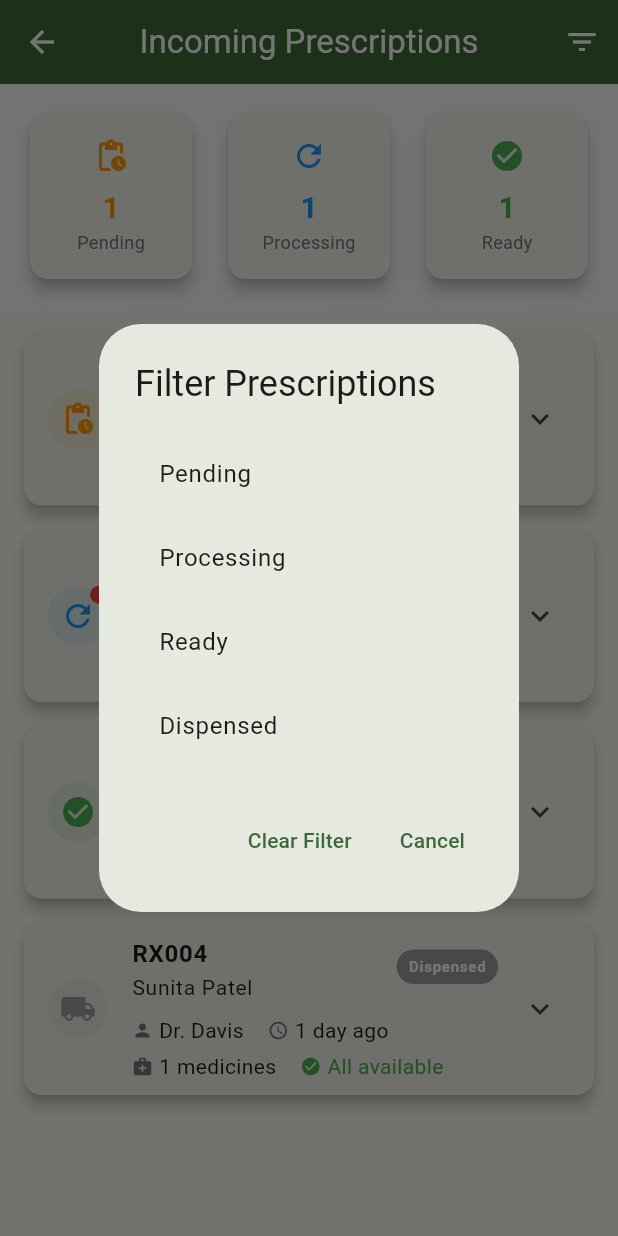
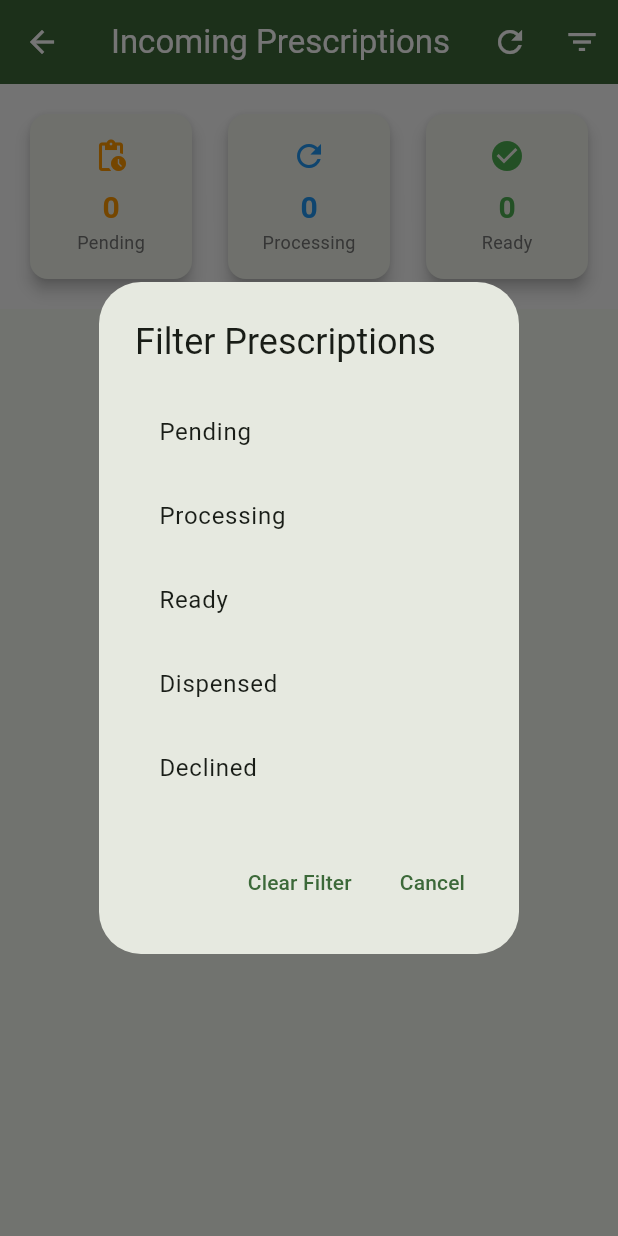
Before and after one commit to yousuf3825/health_companion_pro, a Flutter app: the IncomingPrescriptionsScreen screen opened by its route, after a tap on the "filter list" icon, on a phone screen of 412 x 824 dp. Run offline on Flutter 3.47's test engine with Material 3 defaults, Android fonts, the light colour scheme and no system bars; our stand-ins replace cloud_firestore, firebase_auth, firebase_core, firebase_messaging, firebase_storage, shared_preferences; accounts and stored records are empty.

Commit message:
added dynamic prescription oncoming

```diff
--- a/lib/screens/pharmacy/incoming_prescriptions_screen.dart
+++ b/lib/screens/pharmacy/incoming_prescriptions_screen.dart
@@ -1,4 +1,6 @@
 import 'package:flutter/material.dart';
+import 'package:firebase_auth/firebase_auth.dart';
+import 'package:cloud_firestore/cloud_firestore.dart';
 
 class IncomingPrescriptionsScreen extends StatefulWidget {
   const IncomingPrescriptionsScreen({super.key});
@@ -10,103 +12,133 @@ class IncomingPrescriptionsScreen extends StatefulWidget {
 
 class _IncomingPrescriptionsScreenState
     extends State<IncomingPrescriptionsScreen> {
-  final List<PrescriptionOrder> _prescriptions = [
-    PrescriptionOrder(
-      id: 'RX001',
-      patientName: 'Rajesh Kumar',
-      doctorName: 'Dr. Smith',
-      prescribedDate: DateTime.now().subtract(const Duration(hours: 2)),
-      medicines: [
-        PrescribedMedicine(
-          name: 'Paracetamol 500mg',
-          dosage: '1-1-1',
-          duration: '5 days',
-          available: true,
+  List<PrescriptionOrder> _prescriptions = [];
+  bool _loading = true;
+  String? _error;
+
+  @override
+  void initState() {
+    super.initState();
+    print('💊 Incoming Prescriptions: Screen initialized');
+    _fetchPrescriptions();
+  }
+
+  Future<void> _fetchPrescriptions() async {
+    print('📥 Starting to fetch prescriptions from Firebase...');
+    setState(() {
+      _loading = true;
+      _error = null;
+    });
+
+    try {
+      final user = FirebaseAuth.instance.currentUser;
+      if (user == null) {
+        throw Exception('No user signed in');
+      }
+
+      final pharmacyId = user.uid;
+      print('🏪 Pharmacy ID: $pharmacyId');
+
+      // Fetch orders from /pharmacies/{pharmacyId}/orders
+      final querySnapshot = await FirebaseFirestore.instance
+          .collection('pharmacies')
+          .doc(pharmacyId)
+          .collection('orders')
+          .orderBy('createdAt', descending: true)
+          .get();
+
+      print('📋 Found ${querySnapshot.docs.length} orders');
+
+      final List<PrescriptionOrder> fetchedPrescriptions = [];
+
+      for (var doc in querySnapshot.docs) {
+        try {
+          final data = doc.data();
+          print('📄 Processing order: ${doc.id}');
+
+          final prescriptionOrder = PrescriptionOrder.fromFirestore(
+            doc.id,
+            data,
+          );
+
+          fetchedPrescriptions.add(prescriptionOrder);
+          print(
+            '✅ Added prescription: ${prescriptionOrder.orderId} for ${prescriptionOrder.patientName}',
+          );
+        } catch (e) {
+          print('⚠️ Error processing document ${doc.id}: $e');
+        }
+      }
+
+      setState(() {
+        _prescriptions = fetchedPrescriptions;
+        _loading = false;
+      });
+
+      print(
+        '✅ Successfully loaded ${fetchedPrescriptions.length} prescriptions',
+      );
+    } catch (e) {
+      print('❌ Error fetching prescriptions: $e');
+      setState(() {
+        _error = e.toString();
+        _loading = false;
+      });
+    }
+  }
+
+  Future<void> _updatePrescriptionStatus(String orderId, String status) async {
+    try {
+      final user = FirebaseAuth.instance.currentUser;
+      if (user == null) return;
+
+      print('📝 Updating prescription $orderId to status: $status');
+
+      await FirebaseFirestore.instance
+          .collection('pharmacies')
+          .doc(user.uid)
+          .collection('orders')
+          .doc(orderId)
+          .update({
+            'status': status,
+            'updatedAt': FieldValue.serverTimestamp(),
+            if (status == 'accepted')
+              'acceptedAt': FieldValue.serverTimestamp(),
+            if (status == 'declined')
+              'declinedAt': FieldValue.serverTimestamp(),
+          });
+
+      print('✅ Status updated successfully');
+
+      // Refresh the prescriptions list
+      await _fetchPrescriptions();
+
+      if (!mounted) return;
+      ScaffoldMessenger.of(context).showSnackBar(
+        SnackBar(
+          content: Text(
+            'Prescription ${status == 'accepted' ? 'accepted' : 'declined'} successfully',
           ),
-        PrescribedMedicine(
-          name: 'Amoxicillin 250mg',
-          dosage: '1-0-1',
-          duration: '7 days',
-          available: true,
+          backgroundColor: status == 'accepted' ? Colors.green : Colors.orange,
         ),
-      ],
-      status: PrescriptionStatus.pending,
-      priority: PrescriptionPriority.normal,
+      );
+    } catch (e) {
+      print('❌ Error updating status: $e');
+      if (!mounted) return;
+      ScaffoldMessenger.of(context).showSnackBar(
+        SnackBar(
+          content: Text('Error updating prescription: $e'),
+          backgroundColor: Colors.red,
         ),
-    PrescriptionOrder(
-      id: 'RX002',
-      patientName: 'Priya Sharma',
-      doctorName: 'Dr. Johnson',
-      prescribedDate: DateTime.now().subtract(const Duration(hours: 4)),
-      medicines: [
-        PrescribedMedicine(
-          name: 'Ibuprofen 400mg',
-          dosage: '1-0-1',
-          duration: '3 days',
-          available: false,
-        ),
-        PrescribedMedicine(
-          name: 'Cough Syrup',
-          dosage: '5ml TID',
-          duration: '5 days',
-          available: true,
-        ),
-        PrescribedMedicine(
-          name: 'Vitamin D3',
-          dosage: '1-0-0',
-          duration: '30 days',
-          available: true,
-        ),
-      ],
-      status: PrescriptionStatus.processing,
-      priority: PrescriptionPriority.urgent,
-    ),
-    PrescriptionOrder(
-      id: 'RX003',
-      patientName: 'Amit Singh',
-      doctorName: 'Dr. Brown',
-      prescribedDate: DateTime.now().subtract(const Duration(hours: 6)),
-      medicines: [
-        PrescribedMedicine(
-          name: 'Omeprazole 20mg',
-          dosage: '1-0-0',
-          duration: '14 days',
-          available: true,
-        ),
-        PrescribedMedicine(
-          name: 'Iron Tablets',
-          dosage: '0-0-1',
-          duration: '30 days',
-          available: true,
-        ),
-      ],
-      status: PrescriptionStatus.ready,
-      priority: PrescriptionPriority.normal,
-    ),
-    PrescriptionOrder(
-      id: 'RX004',
-      patientName: 'Sunita Patel',
-      doctorName: 'Dr. Davis',
-      prescribedDate: DateTime.now().subtract(const Duration(days: 1)),
-      medicines: [
-        PrescribedMedicine(
-          name: 'Calcium Tablets',
-          dosage: '1-0-1',
-          duration: '30 days',
-          available: true,
-        ),
-      ],
-      status: PrescriptionStatus.dispensed,
-      priority: PrescriptionPriority.normal,
-    ),
-  ];
+      );
+    }
+  }
 
   PrescriptionStatus? _selectedFilter;
 
   @override
   Widget build(BuildContext context) {
-    final filteredPrescriptions =
-        _selectedFilter == null
+    final filteredPrescriptions = _selectedFilter == null
         ? _prescriptions
         : _prescriptions.where((p) => p.status == _selectedFilter).toList();
 
@@ -116,6 +148,10 @@ class _IncomingPrescriptionsScreenState
         backgroundColor: Theme.of(context).colorScheme.primary,
         foregroundColor: Colors.white,
         actions: [
+          IconButton(
+            icon: const Icon(Icons.refresh),
+            onPressed: _fetchPrescriptions,
+          ),
           IconButton(
             icon: const Icon(Icons.filter_list),
             onPressed: _showFilterDialog,
@@ -133,11 +169,8 @@ class _IncomingPrescriptionsScreenState
                 Expanded(
                   child: _StatCard(
                     title: 'Pending',
-                    count:
-                        _prescriptions
-                            .where(
-                              (p) => p.status == PrescriptionStatus.pending,
-                            )
+                    count: _prescriptions
+                        .where((p) => p.status == PrescriptionStatus.pending)
                         .length,
                     color: Colors.orange,
                     icon: Icons.pending_actions,
@@ -147,11 +180,8 @@ class _IncomingPrescriptionsScreenState
                 Expanded(
                   child: _StatCard(
                     title: 'Processing',
-                    count:
-                        _prescriptions
-                            .where(
-                              (p) => p.status == PrescriptionStatus.processing,
-                            )
+                    count: _prescriptions
+                        .where((p) => p.status == PrescriptionStatus.processing)
                         .length,
                     color: Colors.blue,
                     icon: Icons.refresh,
@@ -161,8 +191,7 @@ class _IncomingPrescriptionsScreenState
                 Expanded(
                   child: _StatCard(
                     title: 'Ready',
-                    count:
-                        _prescriptions
+                    count: _prescriptions
                         .where((p) => p.status == PrescriptionStatus.ready)
                         .length,
                     color: Colors.green,
@@ -194,8 +223,44 @@ class _IncomingPrescriptionsScreenState
 
           // Prescriptions List
           Expanded(
-            child:
-                filteredPrescriptions.isEmpty
+            child: _loading
+                ? const Center(child: CircularProgressIndicator())
+                : _error != null
+                ? Center(
+                    child: Column(
+                      mainAxisAlignment: MainAxisAlignment.center,
+                      children: [
+                        Icon(
+                          Icons.error_outline,
+                          size: 64,
+                          color: Colors.red[300],
+                        ),
+                        const SizedBox(height: 16),
+                        Text(
+                          'Error loading prescriptions',
+                          style: TextStyle(
+                            fontSize: 18,
+                            color: Colors.red[600],
+                          ),
+                        ),
+                        const SizedBox(height: 8),
+                        Text(
+                          _error!,
+                          style: TextStyle(
+                            fontSize: 14,
+                            color: Colors.grey[500],
+                          ),
+                          textAlign: TextAlign.center,
+                        ),
+                        const SizedBox(height: 16),
+                        ElevatedButton(
+                          onPressed: _fetchPrescriptions,
+                          child: const Text('Retry'),
+                        ),
+                      ],
+                    ),
+                  )
+                : filteredPrescriptions.isEmpty
                 ? Center(
                     child: Column(
                       mainAxisAlignment: MainAxisAlignment.center,
@@ -218,7 +283,9 @@ class _IncomingPrescriptionsScreenState
                       ],
                     ),
                   )
-                    : ListView.builder(
+                : RefreshIndicator(
+                    onRefresh: _fetchPrescriptions,
+                    child: ListView.builder(
                       padding: const EdgeInsets.all(16),
                       itemCount: filteredPrescriptions.length,
                       itemBuilder: (context, index) {
@@ -261,7 +328,7 @@ class _IncomingPrescriptionsScreenState
                                         CrossAxisAlignment.start,
                                     children: [
                                       Text(
-                                        prescription.id,
+                                        prescription.orderId,
                                         style: const TextStyle(
                                           fontWeight: FontWeight.bold,
                                           fontSize: 16,
@@ -395,9 +462,10 @@ class _IncomingPrescriptionsScreenState
                                   children: [
                                     Text(
                                       'Prescribed Medicines:',
-                                      style: Theme.of(
-                                        context,
-                                      ).textTheme.titleSmall?.copyWith(
+                                      style: Theme.of(context)
+                                          .textTheme
+                                          .titleSmall
+                                          ?.copyWith(
                                             fontWeight: FontWeight.bold,
                                           ),
                                     ),
@@ -409,16 +477,14 @@ class _IncomingPrescriptionsScreenState
                                         ),
                                         padding: const EdgeInsets.all(12),
                                         decoration: BoxDecoration(
-                                          color:
-                                              medicine.available
+                                          color: medicine.available
                                               ? Colors.green[50]
                                               : Colors.red[50],
                                           borderRadius: BorderRadius.circular(
                                             8,
                                           ),
                                           border: Border.all(
-                                            color:
-                                                medicine.available
+                                            color: medicine.available
                                                 ? Colors.green[200]!
                                                 : Colors.red[200]!,
                                           ),
@@ -429,8 +495,7 @@ class _IncomingPrescriptionsScreenState
                                               medicine.available
                                                   ? Icons.check_circle
                                                   : Icons.cancel,
-                                              color:
-                                                  medicine.available
+                                              color: medicine.available
                                                   ? Colors.green
                                                   : Colors.red,
                                               size: 20,
@@ -483,40 +548,52 @@ class _IncomingPrescriptionsScreenState
                                     Row(
                                       children: [
                                         if (prescription.status ==
-                                            PrescriptionStatus.pending)
+                                            PrescriptionStatus.pending) ...[
                                           Expanded(
                                             child: ElevatedButton.icon(
-                                              onPressed:
-                                                  () => _updateStatus(
-                                                    prescription,
-                                                    PrescriptionStatus
-                                                        .processing,
+                                              onPressed: () =>
+                                                  _updatePrescriptionStatus(
+                                                    prescription.orderId,
+                                                    'declined',
                                                   ),
-                                              icon: const Icon(
-                                                Icons.play_arrow,
-                                              ),
-                                              label: const Text(
-                                                'Start Processing',
-                                              ),
+                                              icon: const Icon(Icons.close),
+                                              label: const Text('Decline'),
                                               style: ElevatedButton.styleFrom(
-                                                backgroundColor: Colors.blue,
+                                                backgroundColor: Colors.orange,
                                                 foregroundColor: Colors.white,
                                               ),
                                             ),
                                           ),
+                                          const SizedBox(width: 12),
+                                          Expanded(
+                                            child: ElevatedButton.icon(
+                                              onPressed: () =>
+                                                  _updatePrescriptionStatus(
+                                                    prescription.orderId,
+                                                    'accepted',
+                                                  ),
+                                              icon: const Icon(Icons.check),
+                                              label: const Text('Accept'),
+                                              style: ElevatedButton.styleFrom(
+                                                backgroundColor: Colors.green,
+                                                foregroundColor: Colors.white,
+                                              ),
+                                            ),
+                                          ),
+                                        ],
                                         if (prescription.status ==
                                             PrescriptionStatus.processing) ...[
                                           Expanded(
                                             child: ElevatedButton.icon(
-                                              onPressed:
-                                                  () => _updateStatus(
-                                                    prescription,
-                                                    PrescriptionStatus.ready,
+                                              onPressed: () =>
+                                                  _updatePrescriptionStatus(
+                                                    prescription.orderId,
+                                                    'ready',
                                                   ),
                                               icon: const Icon(Icons.done),
                                               label: const Text('Mark Ready'),
                                               style: ElevatedButton.styleFrom(
-                                                backgroundColor: Colors.green,
+                                                backgroundColor: Colors.blue,
                                                 foregroundColor: Colors.white,
                                               ),
                                             ),
@@ -526,11 +603,9 @@ class _IncomingPrescriptionsScreenState
                                             PrescriptionStatus.ready) ...[
                                           Expanded(
                                             child: ElevatedButton.icon(
-                                              onPressed:
-                                                  () => _updateStatus(
+                                              onPressed: () => _updateStatus(
                                                 prescription,
-                                                    PrescriptionStatus
-                                                        .dispensed,
+                                                PrescriptionStatus.dispensed,
                                               ),
                                               icon: const Icon(
                                                 Icons.local_shipping,
@@ -539,8 +614,7 @@ class _IncomingPrescriptionsScreenState
                                                 'Mark Dispensed',
                                               ),
                                               style: ElevatedButton.styleFrom(
-                                                backgroundColor:
-                                                    Theme.of(
+                                                backgroundColor: Theme.of(
                                                   context,
                                                 ).colorScheme.primary,
                                                 foregroundColor: Colors.white,
@@ -559,6 +633,7 @@ class _IncomingPrescriptionsScreenState
                       },
                     ),
                   ),
+          ),
         ],
       ),
     );
@@ -572,8 +647,7 @@ class _IncomingPrescriptionsScreenState
           title: const Text('Filter Prescriptions'),
           content: Column(
             mainAxisSize: MainAxisSize.min,
-            children:
-                PrescriptionStatus.values.map((status) {
+            children: PrescriptionStatus.values.map((status) {
               return ListTile(
                 title: Text(_getStatusText(status)),
                 onTap: () {
@@ -616,7 +690,7 @@ class _IncomingPrescriptionsScreenState
     ScaffoldMessenger.of(context).showSnackBar(
       SnackBar(
         content: Text(
-          '${prescription.id} status updated to ${_getStatusText(newStatus)}',
+          '${prescription.orderId} status updated to ${_getStatusText(newStatus)}',
         ),
         backgroundColor: Colors.green,
       ),
@@ -646,6 +720,8 @@ class _IncomingPrescriptionsScreenState
         return Colors.green;
       case PrescriptionStatus.dispensed:
         return Colors.grey;
+      case PrescriptionStatus.declined:
+        return Colors.red;
     }
   }
 
@@ -659,6 +735,8 @@ class _IncomingPrescriptionsScreenState
         return Icons.check_circle;
       case PrescriptionStatus.dispensed:
         return Icons.local_shipping;
+      case PrescriptionStatus.declined:
+        return Icons.cancel;
     }
   }
 
@@ -672,6 +750,8 @@ class _IncomingPrescriptionsScreenState
         return 'Ready';
       case PrescriptionStatus.dispensed:
         return 'Dispensed';
+      case PrescriptionStatus.declined:
+        return 'Declined';
     }
   }
 }
@@ -717,28 +797,104 @@ class _StatCard extends StatelessWidget {
   }
 }
 
-enum PrescriptionStatus { pending, processing, ready, dispensed }
+enum PrescriptionStatus { pending, processing, ready, dispensed, declined }
 
 enum PrescriptionPriority { normal, urgent }
 
 class PrescriptionOrder {
-  final String id;
+  final String orderId;
   final String patientName;
+  final String patientAge;
+  final String patientGender;
+  final String patientPhone;
+  final String patientAddress;
   final String doctorName;
+  final String clinic;
+  final String diagnosis;
+  final String chiefComplaint;
+  final String allergies;
+  final String vitalSigns;
+  final String investigation;
   final DateTime prescribedDate;
   final List<PrescribedMedicine> medicines;
   PrescriptionStatus status;
   final PrescriptionPriority priority;
 
   PrescriptionOrder({
-    required this.id,
+    required this.orderId,
     required this.patientName,
+    required this.patientAge,
+    required this.patientGender,
+    required this.patientPhone,
+    required this.patientAddress,
     required this.doctorName,
+    required this.clinic,
+    required this.diagnosis,
+    required this.chiefComplaint,
+    required this.allergies,
+    required this.vitalSigns,
+    required this.investigation,
     required this.prescribedDate,
     required this.medicines,
     required this.status,
     required this.priority,
   });
+
+  factory PrescriptionOrder.fromFirestore(
+    String docId,
+    Map<String, dynamic> data,
+  ) {
+    return PrescriptionOrder(
+      orderId: docId,
+      patientName: data['patientName'] ?? '',
+      patientAge: data['patientAge'] ?? '',
+      patientGender: data['patientGender'] ?? '',
+      patientPhone: data['patientPhone'] ?? '',
+      patientAddress: data['patientAddress'] ?? '',
+      doctorName: data['doctorName'] ?? '',
+      clinic: data['clinic'] ?? '',
+      diagnosis: data['diagnosis'] ?? '',
+      chiefComplaint: data['chiefComplaint'] ?? '',
+      allergies: data['allergies'] ?? '',
+      vitalSigns: data['vitalSigns'] ?? '',
+      investigation: data['investigation'] ?? '',
+      prescribedDate:
+          (data['prescribedDate'] as Timestamp?)?.toDate() ?? DateTime.now(),
+      medicines:
+          (data['medicines'] as List<dynamic>?)
+              ?.map(
+                (medicine) => PrescribedMedicine(
+                  name: medicine['name'] ?? '',
+                  dosage: medicine['dosage'] ?? '',
+                  duration: medicine['duration'] ?? '',
+                  available: medicine['available'] ?? true,
+                ),
+              )
+              .toList() ??
+          [],
+      status: _parseStatus(data['status']),
+      priority: data['priority'] == 'urgent'
+          ? PrescriptionPriority.urgent
+          : PrescriptionPriority.normal,
+    );
+  }
+
+  static PrescriptionStatus _parseStatus(String? status) {
+    switch (status?.toLowerCase()) {
+      case 'pending':
+        return PrescriptionStatus.pending;
+      case 'processing':
+        return PrescriptionStatus.processing;
+      case 'ready':
+        return PrescriptionStatus.ready;
+      case 'dispensed':
+        return PrescriptionStatus.dispensed;
+      case 'declined':
+        return PrescriptionStatus.declined;
+      default:
+        return PrescriptionStatus.pending;
+    }
+  }
 }
 
 class PrescribedMedicine {
```
Lines whose indentation alone changed are shown as unchanged.
